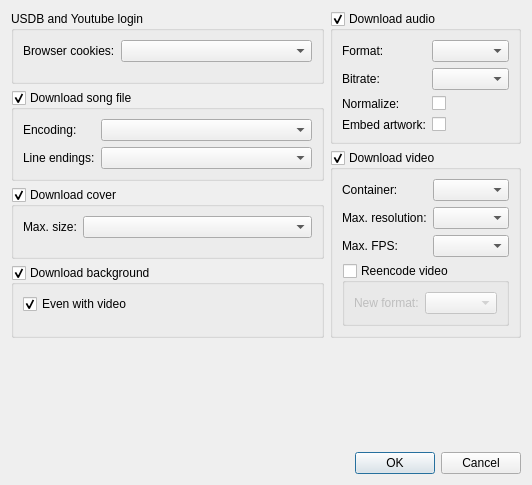
First picture: the form in src/usdb_syncer/gui/forms/SettingsDialog.ui, repository bohning/usdb_syncer, before the edit.
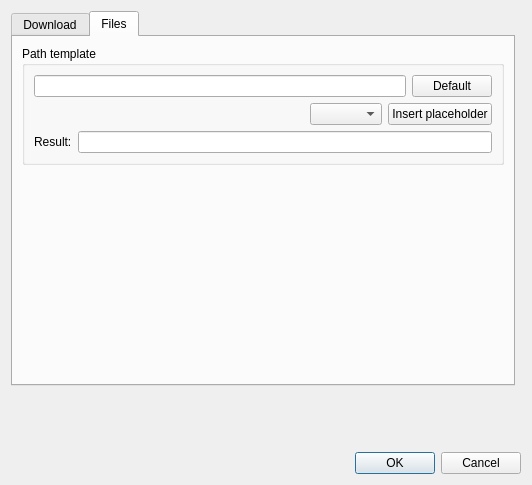
Second picture: the form after the edit.

Commit message: Add dialog to set path template

What changed in the file:
```diff
--- a/src/usdb_syncer/gui/forms/SettingsDialog.ui
+++ b/src/usdb_syncer/gui/forms/SettingsDialog.ui
@@ -14,7 +14,27 @@
    <string>Settings</string>
   </property>
   <layout class="QGridLayout" name="gridLayout">
-   <item row="0" column="0" colspan="2">
+   <item row="3" column="0" colspan="2">
+    <widget class="QDialogButtonBox" name="buttonBox">
+     <property name="orientation">
+      <enum>Qt::Orientation::Horizontal</enum>
+     </property>
+     <property name="standardButtons">
+      <set>QDialogButtonBox::StandardButton::Cancel|QDialogButtonBox::StandardButton::Ok</set>
+     </property>
+    </widget>
+   </item>
+   <item row="0" column="0">
+    <widget class="QTabWidget" name="tabWidget">
+     <property name="currentIndex">
+      <number>1</number>
+     </property>
+     <widget class="QWidget" name="tab">
+      <attribute name="title">
+       <string>Download</string>
+      </attribute>
+      <layout class="QHBoxLayout" name="horizontalLayout">
+       <item>
     <layout class="QVBoxLayout" name="verticalLayout" stretch="0,0,0,0">
      <item>
       <widget class="QGroupBox" name="groupBox_login">
@@ -180,7 +200,7 @@
      </item>
     </layout>
    </item>
-   <item row="0" column="2">
+       <item>
     <layout class="QVBoxLayout" name="verticalLayout_2">
      <item>
       <widget class="QGroupBox" name="groupBox_audio">
@@ -386,14 +406,100 @@
      </item>
     </layout>
    </item>
-   <item row="3" column="0" colspan="3">
-    <widget class="QDialogButtonBox" name="buttonBox">
+      </layout>
+     </widget>
+     <widget class="QWidget" name="tab_2">
+      <attribute name="title">
+       <string>Files</string>
+      </attribute>
+      <layout class="QVBoxLayout" name="verticalLayout_4">
+       <item>
+        <widget class="QGroupBox" name="groupBox">
+         <property name="title">
+          <string>Path template</string>
+         </property>
+         <layout class="QVBoxLayout" name="verticalLayout_3">
+          <item>
+           <layout class="QHBoxLayout" name="horizontalLayout_3">
+            <item>
+             <widget class="QLineEdit" name="edit_path_template">
+              <property name="maxLength">
+               <number>100</number>
+              </property>
+             </widget>
+            </item>
+            <item>
+             <widget class="QPushButton" name="button_default_path_template">
+              <property name="text">
+               <string>Default</string>
+              </property>
+             </widget>
+            </item>
+           </layout>
+          </item>
+          <item>
+           <layout class="QHBoxLayout" name="horizontalLayout_2">
+            <item>
+             <spacer name="horizontalSpacer">
      <property name="orientation">
-      <enum>Qt::Horizontal</enum>
-     </property>
-     <property name="standardButtons">
-      <set>QDialogButtonBox::Cancel|QDialogButtonBox::Ok</set>
-     </property>
+               <enum>Qt::Orientation::Horizontal</enum>
+              </property>
+              <property name="sizeHint" stdset="0">
+               <size>
+                <width>40</width>
+                <height>20</height>
+               </size>
+              </property>
+             </spacer>
+            </item>
+            <item>
+             <widget class="QComboBox" name="comboBox_placeholder"/>
+            </item>
+            <item>
+             <widget class="QPushButton" name="button_insert_placeholder">
+              <property name="text">
+               <string>Insert placeholder</string>
+              </property>
+             </widget>
+            </item>
+           </layout>
+          </item>
+          <item>
+           <layout class="QHBoxLayout" name="horizontalLayout_4">
+            <item>
+             <widget class="QLabel" name="label">
+              <property name="text">
+               <string>Result:</string>
+              </property>
+             </widget>
+            </item>
+            <item>
+             <widget class="QLineEdit" name="edit_path_template_result">
+              <property name="readOnly">
+               <bool>true</bool>
+              </property>
+             </widget>
+            </item>
+           </layout>
+          </item>
+         </layout>
+        </widget>
+       </item>
+       <item>
+        <spacer name="verticalSpacer_3">
+         <property name="orientation">
+          <enum>Qt::Orientation::Vertical</enum>
+         </property>
+         <property name="sizeHint" stdset="0">
+          <size>
+           <width>20</width>
+           <height>40</height>
+          </size>
+         </property>
+        </spacer>
+       </item>
+      </layout>
+     </widget>
     </widget>
    </item>
    <item row="2" column="0">
```
Left out of the diff: 4 changed lines with no effect on the pictures. Lines whose indentation alone changed are shown as unchanged. The commit also changes 6 other files.
